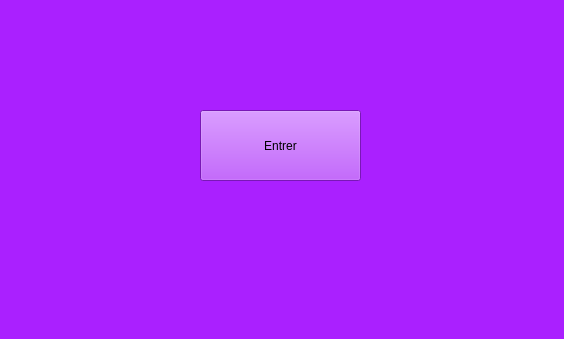
The window that mainwindow.ui (assylkriaa/Smart_Home_Delivery_2A2-) describes before a commit, drawn with Qt 5.
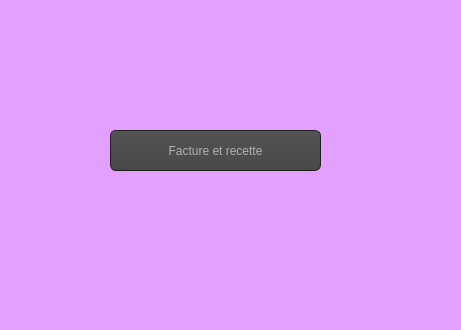
The same window after the commit. Icons and pictures are not drawn.

Patch:
```diff
--- a/mainwindow.ui
+++ b/mainwindow.ui
@@ -6,28 +6,950 @@
    <rect>
     <x>0</x>
     <y>0</y>
-    <width>564</width>
-    <height>339</height>
+    <width>461</width>
+    <height>330</height>
    </rect>
   </property>
   <property name="windowTitle">
    <string>MainWindow</string>
   </property>
   <property name="styleSheet">
-   <string notr="true">background:rgb(170, 32, 255);</string>
+   <string notr="true">
+QToolTip
+{
+     border: 1px solid black;
+     background-color: #d53cff;
+     padding: 1px;
+     border-radius: 3px;
+     opacity: 100;
+}
+
+QWidget
+{
+    color: #000000;
+    background-color: #e3a0ff;
+}
+
+QWidget:item:hover
+{
+    background-color: QLinearGradient( x1: 0, y1: 0, x2: 0, y2: 1, stop: 0 #bf00ff, stop: 1 #bf00ff);
+    color: #000000;
+}
+
+QWidget:item:selected
+{
+    background-color: QLinearGradient( x1: 0, y1: 0, x2: 0, y2: 1, stop: 0 #d7801a, stop: 1 #d7801a);
+}
+
+QMenuBar::item
+{
+    background: transparent;
+}
+
+QMenuBar::item:selected
+{
+    background: transparent;
+    border: 1px solid #ffaa00;
+}
+
+QMenuBar::item:pressed
+{
+    background: #444;
+    border: 1px solid #000;
+    background-color: QLinearGradient(
+        x1:0, y1:0,
+        x2:0, y2:1,
+        stop:1 #212121,
+        stop:0.4 #343434/*,
+        stop:0.2 #343434,
+        stop:0.1 #ffaa00*/
+    );
+    margin-bottom:-1px;
+    padding-bottom:1px;
+}
+
+QMenu
+{
+    border: 1px solid #000;
+}
+
+QMenu::item
+{
+    padding: 2px 20px 2px 20px;
+}
+
+QMenu::item:selected
+{
+    color: #000000;
+}
+
+QWidget:disabled
+{
+    color: #404040;
+    background-color: #323232;
+}
+
+QAbstractItemView
+{
+    background-color: QLinearGradient( x1: 0, y1: 0, x2: 0, y2: 1, stop: 0 #4d4d4d, stop: 0.1 #646464, stop: 1 #5d5d5d);
+}
+
+QWidget:focus
+{
+    /*border: 2px solid QLinearGradient( x1: 0, y1: 0, x2: 0, y2: 1, stop: 0 #ffa02f, stop: 1 #d7801a);*/
+}
+
+QLineEdit
+{
+    background-color: QLinearGradient( x1: 0, y1: 0, x2: 0, y2: 1, stop: 0 #4d4d4d, stop: 0 #646464, stop: 1 #5d5d5d);
+    padding: 1px;
+    border-style: solid;
+    border: 1px solid #1e1e1e;
+    border-radius: 5;
+}
+
+QPushButton
+{
+    color: #b1b1b1;
+    background-color: QLinearGradient( x1: 0, y1: 0, x2: 0, y2: 1, stop: 0 #565656, stop: 0.1 #525252, stop: 0.5 #4e4e4e, stop: 0.9 #4a4a4a, stop: 1 #464646);
+    border-width: 1px;
+    border-color: #1e1e1e;
+    border-style: solid;
+    border-radius: 6;
+    padding: 3px;
+    font-size: 12px;
+    padding-left: 5px;
+    padding-right: 5px;
+}
+
+QPushButton:pressed
+{
+    background-color: QLinearGradient( x1: 0, y1: 0, x2: 0, y2: 1, stop: 0 #2d2d2d, stop: 0.1 #2b2b2b, stop: 0.5 #292929, stop: 0.9 #282828, stop: 1 #252525);
+}
+
+QComboBox
+{
+    selection-background-color: #ffaa00;
+    background-color: QLinearGradient( x1: 0, y1: 0, x2: 0, y2: 1, stop: 0 #565656, stop: 0.1 #525252, stop: 0.5 #4e4e4e, stop: 0.9 #4a4a4a, stop: 1 #464646);
+    border-style: solid;
+    border: 1px solid #1e1e1e;
+    border-radius: 5;
+}
+
+QComboBox:hover,QPushButton:hover
+{
+    border: 2px solid QLinearGradient( x1: 0, y1: 0, x2: 0, y2: 1, stop: 0 #ffa02f, stop: 1 #d7801a);
+}
+
+
+QComboBox:on
+{
+    padding-top: 3px;
+    padding-left: 4px;
+    background-color: QLinearGradient( x1: 0, y1: 0, x2: 0, y2: 1, stop: 0 #2d2d2d, stop: 0.1 #2b2b2b, stop: 0.5 #292929, stop: 0.9 #282828, stop: 1 #252525);
+    selection-background-color: #ffaa00;
+}
+
+QComboBox QAbstractItemView
+{
+    border: 2px solid darkgray;
+    selection-background-color: QLinearGradient( x1: 0, y1: 0, x2: 0, y2: 1, stop: 0 #ffa02f, stop: 1 #d7801a);
+}
+
+QComboBox::drop-down
+{
+     subcontrol-origin: padding;
+     subcontrol-position: top right;
+     width: 15px;
+
+     border-left-width: 0px;
+     border-left-color: darkgray;
+     border-left-style: solid; /* just a single line */
+     border-top-right-radius: 3px; /* same radius as the QComboBox */
+     border-bottom-right-radius: 3px;
+ }
+
+QComboBox::down-arrow
+{
+     image: url(:/down_arrow.png);
+}
+
+QGroupBox:focus
+{
+border: 2px solid QLinearGradient( x1: 0, y1: 0, x2: 0, y2: 1, stop: 0 #ffa02f, stop: 1 #d7801a);
+}
+
+QTextEdit:focus
+{
+    border: 2px solid QLinearGradient( x1: 0, y1: 0, x2: 0, y2: 1, stop: 0 #ffa02f, stop: 1 #d7801a);
+}
+
+QScrollBar:horizontal {
+     border: 1px solid #222222;
+     background: QLinearGradient( x1: 0, y1: 0, x2: 0, y2: 1, stop: 0.0 #121212, stop: 0.2 #282828, stop: 1 #484848);
+     height: 7px;
+     margin: 0px 16px 0 16px;
+}
+
+QScrollBar::handle:horizontal
+{
+      background: QLinearGradient( x1: 0, y1: 0, x2: 1, y2: 0, stop: 0 #ffa02f, stop: 0.5 #d7801a, stop: 1 #ffa02f);
+      min-height: 20px;
+      border-radius: 2px;
+}
+
+QScrollBar::add-line:horizontal {
+      border: 1px solid #1b1b19;
+      border-radius: 2px;
+      background: QLinearGradient( x1: 0, y1: 0, x2: 1, y2: 0, stop: 0 #ffa02f, stop: 1 #d7801a);
+      width: 14px;
+      subcontrol-position: right;
+      subcontrol-origin: margin;
+}
+
+QScrollBar::sub-line:horizontal {
+      border: 1px solid #1b1b19;
+      border-radius: 2px;
+      background: QLinearGradient( x1: 0, y1: 0, x2: 1, y2: 0, stop: 0 #ffa02f, stop: 1 #d7801a);
+      width: 14px;
+     subcontrol-position: left;
+     subcontrol-origin: margin;
+}
+
+QScrollBar::right-arrow:horizontal, QScrollBar::left-arrow:horizontal
+{
+      border: 1px solid black;
+      width: 1px;
+      height: 1px;
+      background: white;
+}
+
+QScrollBar::add-page:horizontal, QScrollBar::sub-page:horizontal
+{
+      background: none;
+}
+
+QScrollBar:vertical
+{
+      background: QLinearGradient( x1: 0, y1: 0, x2: 1, y2: 0, stop: 0.0 #121212, stop: 0.2 #282828, stop: 1 #484848);
+      width: 7px;
+      margin: 16px 0 16px 0;
+      border: 1px solid #222222;
+}
+
+QScrollBar::handle:vertical
+{
+      background: QLinearGradient( x1: 0, y1: 0, x2: 0, y2: 1, stop: 0 #ffa02f, stop: 0.5 #d7801a, stop: 1 #ffa02f);
+      min-height: 20px;
+      border-radius: 2px;
+}
+
+QScrollBar::add-line:vertical
+{
+      border: 1px solid #1b1b19;
+      border-radius: 2px;
+      background: QLinearGradient( x1: 0, y1: 0, x2: 0, y2: 1, stop: 0 #ffa02f, stop: 1 #d7801a);
+      height: 14px;
+      subcontrol-position: bottom;
+      subcontrol-origin: margin;
+}
+
+QScrollBar::sub-line:vertical
+{
+      border: 1px solid #1b1b19;
+      border-radius: 2px;
+      background: QLinearGradient( x1: 0, y1: 0, x2: 0, y2: 1, stop: 0 #d7801a, stop: 1 #ffa02f);
+      height: 14px;
+      subcontrol-position: top;
+      subcontrol-origin: margin;
+}
+
+QScrollBar::up-arrow:vertical, QScrollBar::down-arrow:vertical
+{
+      border: 1px solid black;
+      width: 1px;
+      height: 1px;
+      background: white;
+}
+
+
+QScrollBar::add-page:vertical, QScrollBar::sub-page:vertical
+{
+      background: none;
+}
+
+QTextEdit
+{
+    background-color: #242424;
+}
+
+QPlainTextEdit
+{
+    background-color: #242424;
+}
+
+QHeaderView::section
+{
+    background-color: QLinearGradient(x1:0, y1:0, x2:0, y2:1, stop:0 #616161, stop: 0.5 #505050, stop: 0.6 #434343, stop:1 #656565);
+    color: white;
+    padding-left: 4px;
+    border: 1px solid #6c6c6c;
+}
+
+QCheckBox:disabled
+{
+color: #414141;
+}
+
+QDockWidget::title
+{
+    text-align: center;
+    spacing: 3px; /* spacing between items in the tool bar */
+    background-color: QLinearGradient(x1:0, y1:0, x2:0, y2:1, stop:0 #323232, stop: 0.5 #242424, stop:1 #323232);
+}
+
+QDockWidget::close-button, QDockWidget::float-button
+{
+    text-align: center;
+    spacing: 1px; /* spacing between items in the tool bar */
+    background-color: QLinearGradient(x1:0, y1:0, x2:0, y2:1, stop:0 #323232, stop: 0.5 #242424, stop:1 #323232);
+}
+
+QDockWidget::close-button:hover, QDockWidget::float-button:hover
+{
+    background: #242424;
+}
+
+QDockWidget::close-button:pressed, QDockWidget::float-button:pressed
+{
+    padding: 1px -1px -1px 1px;
+}
+
+QMainWindow::separator
+{
+    background-color: QLinearGradient(x1:0, y1:0, x2:0, y2:1, stop:0 #161616, stop: 0.5 #151515, stop: 0.6 #212121, stop:1 #343434);
+    color: white;
+    padding-left: 4px;
+    border: 1px solid #4c4c4c;
+    spacing: 3px; /* spacing between items in the tool bar */
+}
+
+QMainWindow::separator:hover
+{
+
+    background-color: QLinearGradient(x1:0, y1:0, x2:0, y2:1, stop:0 #d7801a, stop:0.5 #b56c17 stop:1 #ffa02f);
+    color: white;
+    padding-left: 4px;
+    border: 1px solid #6c6c6c;
+    spacing: 3px; /* spacing between items in the tool bar */
+}
+
+QToolBar::handle
+{
+     spacing: 3px; /* spacing between items in the tool bar */
+     background: url(:/images/handle.png);
+}
+
+QMenu::separator
+{
+    height: 2px;
+    background-color: QLinearGradient(x1:0, y1:0, x2:0, y2:1, stop:0 #161616, stop: 0.5 #151515, stop: 0.6 #212121, stop:1 #343434);
+    color: white;
+    padding-left: 4px;
+    margin-left: 10px;
+    margin-right: 5px;
+}
+
+QProgressBar
+{
+    border: 2px solid grey;
+    border-radius: 5px;
+    text-align: center;
+}
+
+QProgressBar::chunk
+{
+    background-color: #d7801a;
+    width: 2.15px;
+    margin: 0.5px;
+}
+
+QTabBar::tab {
+    color: #b1b1b1;
+    border: 1px solid #444;
+    border-bottom-style: none;
+    background-color: #323232;
+    padding-left: 10px;
+    padding-right: 10px;
+    padding-top: 3px;
+    padding-bottom: 2px;
+    margin-right: -1px;
+}
+
+QTabWidget::pane {
+    border: 1px solid #444;
+    top: 1px;
+}
+
+QTabBar::tab:last
+{
+    margin-right: 0; /* the last selected tab has nothing to overlap with on the right */
+    border-top-right-radius: 3px;
+}
+
+QTabBar::tab:first:!selected
+{
+ margin-left: 0px; /* the last selected tab has nothing to overlap with on the right */
+
+
+    border-top-left-radius: 3px;
+}
+
+QTabBar::tab:!selected
+{
+    color: #b1b1b1;
+    border-bottom-style: solid;
+    margin-top: 3px;
+    background-color: QLinearGradient(x1:0, y1:0, x2:0, y2:1, stop:1 #212121, stop:.4 #343434);
+}
+
+QTabBar::tab:selected
+{
+    border-top-left-radius: 3px;
+    border-top-right-radius: 3px;
+    margin-bottom: 0px;
+}
+
+QTabBar::tab:!selected:hover
+{
+    /*border-top: 2px solid #ffaa00;
+    padding-bottom: 3px;*/
+    border-top-left-radius: 3px;
+    border-top-right-radius: 3px;
+    background-color: QLinearGradient(x1:0, y1:0, x2:0, y2:1, stop:1 #212121, stop:0.4 #343434, stop:0.2 #343434, stop:0.1 #ffaa00);
+}
+
+QRadioButton::indicator:checked, QRadioButton::indicator:unchecked{
+    color: #b1b1b1;
+    background-color: #323232;
+    border: 1px solid #b1b1b1;
+    border-radius: 6px;
+}
+
+QRadioButton::indicator:checked
+{
+    background-color: qradialgradient(
+        cx: 0.5, cy: 0.5,
+        fx: 0.5, fy: 0.5,
+        radius: 1.0,
+        stop: 0.25 #ffaa00,
+        stop: 0.3 #323232
+    );
+}
+
+QCheckBox::indicator{
+    color: #b1b1b1;
+    background-color: #323232;
+    border: 1px solid #b1b1b1;
+    width: 9px;
+    height: 9px;
+}
+
+QRadioButton::indicator
+{
+    border-radius: 6px;
+}
+
+QRadioButton::indicator:hover, QCheckBox::indicator:hover
+{
+    border: 1px solid #ffaa00;
+}
+
+QCheckBox::indicator:checked
+{
+    image:url(:/images/checkbox.png);
+}
+
+QCheckBox::indicator:disabled, QRadioButton::indicator:disabled
+{
+    border: 1px solid #444;
+}
+</string>
   </property>
   <widget class="QWidget" name="centralwidget">
    <widget class="QPushButton" name="pushButton">
     <property name="geometry">
      <rect>
-      <x>200</x>
-      <y>110</y>
-      <width>161</width>
-      <height>71</height>
+      <x>110</x>
+      <y>130</y>
+      <width>211</width>
+      <height>41</height>
      </rect>
     </property>
+    <property name="styleSheet">
+     <string notr="true">
+QToolTip
+{
+     border: 1px solid black;
+     background-color: #d53cff;
+     padding: 1px;
+     border-radius: 3px;
+     opacity: 100;
+}
+
+QWidget
+{
+    color: #000000;
+    background-color: #e3a0ff;
+}
+
+QWidget:item:hover
+{
+    background-color: QLinearGradient( x1: 0, y1: 0, x2: 0, y2: 1, stop: 0 #bf00ff, stop: 1 #bf00ff);
+    color: #000000;
+}
+
+QWidget:item:selected
+{
+    background-color: QLinearGradient( x1: 0, y1: 0, x2: 0, y2: 1, stop: 0 #d7801a, stop: 1 #d7801a);
+}
+
+QMenuBar::item
+{
+    background: transparent;
+}
+
+QMenuBar::item:selected
+{
+    background: transparent;
+    border: 1px solid #ffaa00;
+}
+
+QMenuBar::item:pressed
+{
+    background: #444;
+    border: 1px solid #000;
+    background-color: QLinearGradient(
+        x1:0, y1:0,
+        x2:0, y2:1,
+        stop:1 #212121,
+        stop:0.4 #343434/*,
+        stop:0.2 #343434,
+        stop:0.1 #ffaa00*/
+    );
+    margin-bottom:-1px;
+    padding-bottom:1px;
+}
+
+QMenu
+{
+    border: 1px solid #000;
+}
+
+QMenu::item
+{
+    padding: 2px 20px 2px 20px;
+}
+
+QMenu::item:selected
+{
+    color: #000000;
+}
+
+QWidget:disabled
+{
+    color: #404040;
+    background-color: #323232;
+}
+
+QAbstractItemView
+{
+    background-color: QLinearGradient( x1: 0, y1: 0, x2: 0, y2: 1, stop: 0 #4d4d4d, stop: 0.1 #646464, stop: 1 #5d5d5d);
+}
+
+QWidget:focus
+{
+    /*border: 2px solid QLinearGradient( x1: 0, y1: 0, x2: 0, y2: 1, stop: 0 #ffa02f, stop: 1 #d7801a);*/
+}
+
+QLineEdit
+{
+    background-color: QLinearGradient( x1: 0, y1: 0, x2: 0, y2: 1, stop: 0 #4d4d4d, stop: 0 #646464, stop: 1 #5d5d5d);
+    padding: 1px;
+    border-style: solid;
+    border: 1px solid #1e1e1e;
+    border-radius: 5;
+}
+
+QPushButton
+{
+    color: #b1b1b1;
+    background-color: QLinearGradient( x1: 0, y1: 0, x2: 0, y2: 1, stop: 0 #565656, stop: 0.1 #525252, stop: 0.5 #4e4e4e, stop: 0.9 #4a4a4a, stop: 1 #464646);
+    border-width: 1px;
+    border-color: #1e1e1e;
+    border-style: solid;
+    border-radius: 6;
+    padding: 3px;
+    font-size: 12px;
+    padding-left: 5px;
+    padding-right: 5px;
+}
+
+QPushButton:pressed
+{
+    background-color: QLinearGradient( x1: 0, y1: 0, x2: 0, y2: 1, stop: 0 #2d2d2d, stop: 0.1 #2b2b2b, stop: 0.5 #292929, stop: 0.9 #282828, stop: 1 #252525);
+}
+
+QComboBox
+{
+    selection-background-color: #ffaa00;
+    background-color: QLinearGradient( x1: 0, y1: 0, x2: 0, y2: 1, stop: 0 #565656, stop: 0.1 #525252, stop: 0.5 #4e4e4e, stop: 0.9 #4a4a4a, stop: 1 #464646);
+    border-style: solid;
+    border: 1px solid #1e1e1e;
+    border-radius: 5;
+}
+
+QComboBox:hover,QPushButton:hover
+{
+    border: 2px solid QLinearGradient( x1: 0, y1: 0, x2: 0, y2: 1, stop: 0 #ffa02f, stop: 1 #d7801a);
+}
+
+
+QComboBox:on
+{
+    padding-top: 3px;
+    padding-left: 4px;
+    background-color: QLinearGradient( x1: 0, y1: 0, x2: 0, y2: 1, stop: 0 #2d2d2d, stop: 0.1 #2b2b2b, stop: 0.5 #292929, stop: 0.9 #282828, stop: 1 #252525);
+    selection-background-color: #ffaa00;
+}
+
+QComboBox QAbstractItemView
+{
+    border: 2px solid darkgray;
+    selection-background-color: QLinearGradient( x1: 0, y1: 0, x2: 0, y2: 1, stop: 0 #ffa02f, stop: 1 #d7801a);
+}
+
+QComboBox::drop-down
+{
+     subcontrol-origin: padding;
+     subcontrol-position: top right;
+     width: 15px;
+
+     border-left-width: 0px;
+     border-left-color: darkgray;
+     border-left-style: solid; /* just a single line */
+     border-top-right-radius: 3px; /* same radius as the QComboBox */
+     border-bottom-right-radius: 3px;
+ }
+
+QComboBox::down-arrow
+{
+     image: url(:/down_arrow.png);
+}
+
+QGroupBox:focus
+{
+border: 2px solid QLinearGradient( x1: 0, y1: 0, x2: 0, y2: 1, stop: 0 #ffa02f, stop: 1 #d7801a);
+}
+
+QTextEdit:focus
+{
+    border: 2px solid QLinearGradient( x1: 0, y1: 0, x2: 0, y2: 1, stop: 0 #ffa02f, stop: 1 #d7801a);
+}
+
+QScrollBar:horizontal {
+     border: 1px solid #222222;
+     background: QLinearGradient( x1: 0, y1: 0, x2: 0, y2: 1, stop: 0.0 #121212, stop: 0.2 #282828, stop: 1 #484848);
+     height: 7px;
+     margin: 0px 16px 0 16px;
+}
+
+QScrollBar::handle:horizontal
+{
+      background: QLinearGradient( x1: 0, y1: 0, x2: 1, y2: 0, stop: 0 #ffa02f, stop: 0.5 #d7801a, stop: 1 #ffa02f);
+      min-height: 20px;
+      border-radius: 2px;
+}
+
+QScrollBar::add-line:horizontal {
+      border: 1px solid #1b1b19;
+      border-radius: 2px;
+      background: QLinearGradient( x1: 0, y1: 0, x2: 1, y2: 0, stop: 0 #ffa02f, stop: 1 #d7801a);
+      width: 14px;
+      subcontrol-position: right;
+      subcontrol-origin: margin;
+}
+
+QScrollBar::sub-line:horizontal {
+      border: 1px solid #1b1b19;
+      border-radius: 2px;
+      background: QLinearGradient( x1: 0, y1: 0, x2: 1, y2: 0, stop: 0 #ffa02f, stop: 1 #d7801a);
+      width: 14px;
+     subcontrol-position: left;
+     subcontrol-origin: margin;
+}
+
+QScrollBar::right-arrow:horizontal, QScrollBar::left-arrow:horizontal
+{
+      border: 1px solid black;
+      width: 1px;
+      height: 1px;
+      background: white;
+}
+
+QScrollBar::add-page:horizontal, QScrollBar::sub-page:horizontal
+{
+      background: none;
+}
+
+QScrollBar:vertical
+{
+      background: QLinearGradient( x1: 0, y1: 0, x2: 1, y2: 0, stop: 0.0 #121212, stop: 0.2 #282828, stop: 1 #484848);
+      width: 7px;
+      margin: 16px 0 16px 0;
+      border: 1px solid #222222;
+}
+
+QScrollBar::handle:vertical
+{
+      background: QLinearGradient( x1: 0, y1: 0, x2: 0, y2: 1, stop: 0 #ffa02f, stop: 0.5 #d7801a, stop: 1 #ffa02f);
+      min-height: 20px;
+      border-radius: 2px;
+}
+
+QScrollBar::add-line:vertical
+{
+      border: 1px solid #1b1b19;
+      border-radius: 2px;
+      background: QLinearGradient( x1: 0, y1: 0, x2: 0, y2: 1, stop: 0 #ffa02f, stop: 1 #d7801a);
+      height: 14px;
+      subcontrol-position: bottom;
+      subcontrol-origin: margin;
+}
+
+QScrollBar::sub-line:vertical
+{
+      border: 1px solid #1b1b19;
+      border-radius: 2px;
+      background: QLinearGradient( x1: 0, y1: 0, x2: 0, y2: 1, stop: 0 #d7801a, stop: 1 #ffa02f);
+      height: 14px;
+      subcontrol-position: top;
+      subcontrol-origin: margin;
+}
+
+QScrollBar::up-arrow:vertical, QScrollBar::down-arrow:vertical
+{
+      border: 1px solid black;
+      width: 1px;
+      height: 1px;
+      background: white;
+}
+
+
+QScrollBar::add-page:vertical, QScrollBar::sub-page:vertical
+{
+      background: none;
+}
+
+QTextEdit
+{
+    background-color: #242424;
+}
+
+QPlainTextEdit
+{
+    background-color: #242424;
+}
+
+QHeaderView::section
+{
+    background-color: QLinearGradient(x1:0, y1:0, x2:0, y2:1, stop:0 #616161, stop: 0.5 #505050, stop: 0.6 #434343, stop:1 #656565);
+    color: white;
+    padding-left: 4px;
+    border: 1px solid #6c6c6c;
+}
+
+QCheckBox:disabled
+{
+color: #414141;
+}
+
+QDockWidget::title
+{
+    text-align: center;
+    spacing: 3px; /* spacing between items in the tool bar */
+    background-color: QLinearGradient(x1:0, y1:0, x2:0, y2:1, stop:0 #323232, stop: 0.5 #242424, stop:1 #323232);
+}
+
+QDockWidget::close-button, QDockWidget::float-button
+{
+    text-align: center;
+    spacing: 1px; /* spacing between items in the tool bar */
+    background-color: QLinearGradient(x1:0, y1:0, x2:0, y2:1, stop:0 #323232, stop: 0.5 #242424, stop:1 #323232);
+}
+
+QDockWidget::close-button:hover, QDockWidget::float-button:hover
+{
+    background: #242424;
+}
+
+QDockWidget::close-button:pressed, QDockWidget::float-button:pressed
+{
+    padding: 1px -1px -1px 1px;
+}
+
+QMainWindow::separator
+{
+    background-color: QLinearGradient(x1:0, y1:0, x2:0, y2:1, stop:0 #161616, stop: 0.5 #151515, stop: 0.6 #212121, stop:1 #343434);
+    color: white;
+    padding-left: 4px;
+    border: 1px solid #4c4c4c;
+    spacing: 3px; /* spacing between items in the tool bar */
+}
+
+QMainWindow::separator:hover
+{
+
+    background-color: QLinearGradient(x1:0, y1:0, x2:0, y2:1, stop:0 #d7801a, stop:0.5 #b56c17 stop:1 #ffa02f);
+    color: white;
+    padding-left: 4px;
+    border: 1px solid #6c6c6c;
+    spacing: 3px; /* spacing between items in the tool bar */
+}
+
+QToolBar::handle
+{
+     spacing: 3px; /* spacing between items in the tool bar */
+     background: url(:/images/handle.png);
+}
+
+QMenu::separator
+{
+    height: 2px;
+    background-color: QLinearGradient(x1:0, y1:0, x2:0, y2:1, stop:0 #161616, stop: 0.5 #151515, stop: 0.6 #212121, stop:1 #343434);
+    color: white;
+    padding-left: 4px;
+    margin-left: 10px;
+    margin-right: 5px;
+}
+
+QProgressBar
+{
+    border: 2px solid grey;
+    border-radius: 5px;
+    text-align: center;
+}
+
+QProgressBar::chunk
+{
+    background-color: #d7801a;
+    width: 2.15px;
+    margin: 0.5px;
+}
+
+QTabBar::tab {
+    color: #b1b1b1;
+    border: 1px solid #444;
+    border-bottom-style: none;
+    background-color: #323232;
+    padding-left: 10px;
+    padding-right: 10px;
+    padding-top: 3px;
+    padding-bottom: 2px;
+    margin-right: -1px;
+}
+
+QTabWidget::pane {
+    border: 1px solid #444;
+    top: 1px;
+}
+
+QTabBar::tab:last
+{
+    margin-right: 0; /* the last selected tab has nothing to overlap with on the right */
+    border-top-right-radius: 3px;
+}
+
+QTabBar::tab:first:!selected
+{
+ margin-left: 0px; /* the last selected tab has nothing to overlap with on the right */
+
+
+    border-top-left-radius: 3px;
+}
+
+QTabBar::tab:!selected
+{
+    color: #b1b1b1;
+    border-bottom-style: solid;
+    margin-top: 3px;
+    background-color: QLinearGradient(x1:0, y1:0, x2:0, y2:1, stop:1 #212121, stop:.4 #343434);
+}
+
+QTabBar::tab:selected
+{
+    border-top-left-radius: 3px;
+    border-top-right-radius: 3px;
+    margin-bottom: 0px;
+}
+
+QTabBar::tab:!selected:hover
+{
+    /*border-top: 2px solid #ffaa00;
+    padding-bottom: 3px;*/
+    border-top-left-radius: 3px;
+    border-top-right-radius: 3px;
+    background-color: QLinearGradient(x1:0, y1:0, x2:0, y2:1, stop:1 #212121, stop:0.4 #343434, stop:0.2 #343434, stop:0.1 #ffaa00);
+}
+
+QRadioButton::indicator:checked, QRadioButton::indicator:unchecked{
+    color: #b1b1b1;
+    background-color: #323232;
+    border: 1px solid #b1b1b1;
+    border-radius: 6px;
+}
+
+QRadioButton::indicator:checked
+{
+    background-color: qradialgradient(
+        cx: 0.5, cy: 0.5,
+        fx: 0.5, fy: 0.5,
+        radius: 1.0,
+        stop: 0.25 #ffaa00,
+        stop: 0.3 #323232
+    );
+}
+
+QCheckBox::indicator{
+    color: #b1b1b1;
+    background-color: #323232;
+    border: 1px solid #b1b1b1;
+    width: 9px;
+    height: 9px;
+}
+
+QRadioButton::indicator
+{
+    border-radius: 6px;
+}
+
+QRadioButton::indicator:hover, QCheckBox::indicator:hover
+{
+    border: 1px solid #ffaa00;
+}
+
+QCheckBox::indicator:checked
+{
+    image:url(:/images/checkbox.png);
+}
+
+QCheckBox::indicator:disabled, QRadioButton::indicator:disabled
+{
+    border: 1px solid #444;
+}</string>
+    </property>
     <property name="text">
-     <string>Entrer</string>
+     <string>Facture et recette</string>
     </property>
    </widget>
   </widget>
```
Left out of the diff: 6 changed lines with no effect on the pictures.
